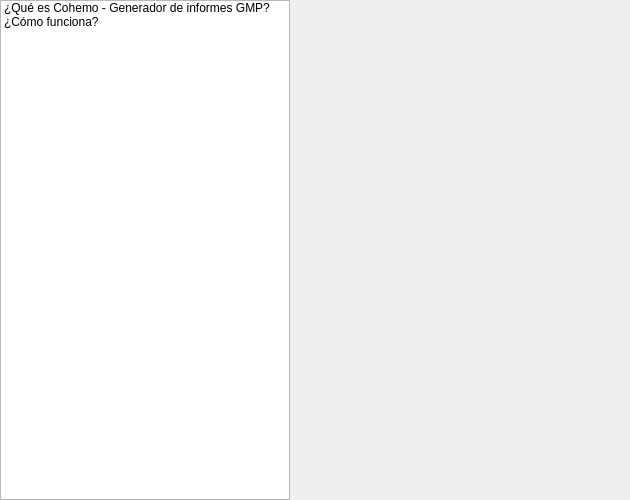
This is Interfaz/Ayuda.ui in dvigoncohemo/InformesGMP as Qt 5 draws it before an edit. The edited form follows.
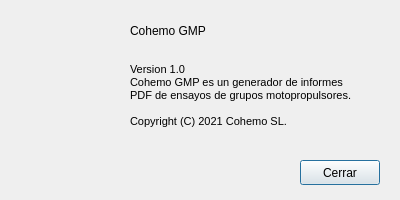
This is the edited form. Icons and pictures are not drawn.

Commit message: Ventana de Ayuda

```diff
--- a/Interfaz/Ayuda.ui
+++ b/Interfaz/Ayuda.ui
@@ -6,63 +6,97 @@
    <rect>
     <x>0</x>
     <y>0</y>
-    <width>630</width>
-    <height>500</height>
+    <width>400</width>
+    <height>200</height>
    </rect>
   </property>
+  <property name="minimumSize">
+   <size>
+    <width>400</width>
+    <height>200</height>
+   </size>
+  </property>
+  <property name="maximumSize">
+   <size>
+    <width>400</width>
+    <height>200</height>
+   </size>
+  </property>
   <property name="windowTitle">
    <string>Dialog</string>
   </property>
-  <widget class="QListWidget" name="listWidget">
+  <widget class="QLabel" name="label_Logo">
    <property name="geometry">
     <rect>
-     <x>0</x>
-     <y>0</y>
-     <width>290</width>
-     <height>500</height>
+     <x>20</x>
+     <y>40</y>
+     <width>91</width>
+     <height>91</height>
     </rect>
    </property>
    <property name="styleSheet">
-    <string notr="true">font: 9pt &quot;MS Shell Dlg 2&quot;;</string>
+    <string notr="true">image: url(:/Logo/PNG/Logo.png);</string>
    </property>
-   <item>
-    <property name="text">
-     <string>¿Qué es Cohemo - Generador de informes GMP?</string>
-    </property>
-   </item>
-   <item>
-    <property name="text">
-     <string>¿Cómo funciona?</string>
-    </property>
-   </item>
+   <property name="text">
+    <string/>
+   </property>
   </widget>
   <widget class="QLabel" name="label_Titulo">
    <property name="geometry">
     <rect>
-     <x>290</x>
-     <y>0</y>
-     <width>330</width>
-     <height>30</height>
+     <x>130</x>
+     <y>20</y>
+     <width>251</width>
+     <height>21</height>
     </rect>
    </property>
    <property name="styleSheet">
     <string notr="true">font: 87 12pt &quot;Arial Black&quot;;</string>
    </property>
    <property name="text">
-    <string/>
+    <string>Cohemo GMP</string>
    </property>
   </widget>
   <widget class="QLabel" name="label_desccripcion">
    <property name="geometry">
     <rect>
-     <x>290</x>
-     <y>30</y>
-     <width>330</width>
-     <height>470</height>
+     <x>130</x>
+     <y>50</y>
+     <width>260</width>
+     <height>91</height>
     </rect>
    </property>
+   <property name="font">
+    <font>
+     <family>Arial</family>
+     <pointsize>8</pointsize>
+     <weight>50</weight>
+     <italic>false</italic>
+     <bold>false</bold>
+    </font>
+   </property>
+   <property name="styleSheet">
+    <string notr="true">font: 8pt &quot;Arial&quot;;</string>
+   </property>
    <property name="text">
-    <string/>
+    <string>Version 1.0
+Cohemo GMP es un generador de informes 
+PDF de ensayos de grupos motopropulsores.
+
+Copyright (C) 2021 Cohemo SL.</string>
+   </property>
+  </widget>
+  <widget class="QPushButton" name="pushButton_Cerrar">
+   <property name="geometry">
+    <rect>
+     <x>300</x>
+     <y>160</y>
+     <width>80</width>
+     <height>25</height>
+    </rect>
+   </property>
+   <property name="text">
+    <string>Cerrar</string>
    </property>
   </widget>
  </widget>
```
Left out of the diff: 29 changed lines with no effect on the pictures. The commit also changes 3 other files.
